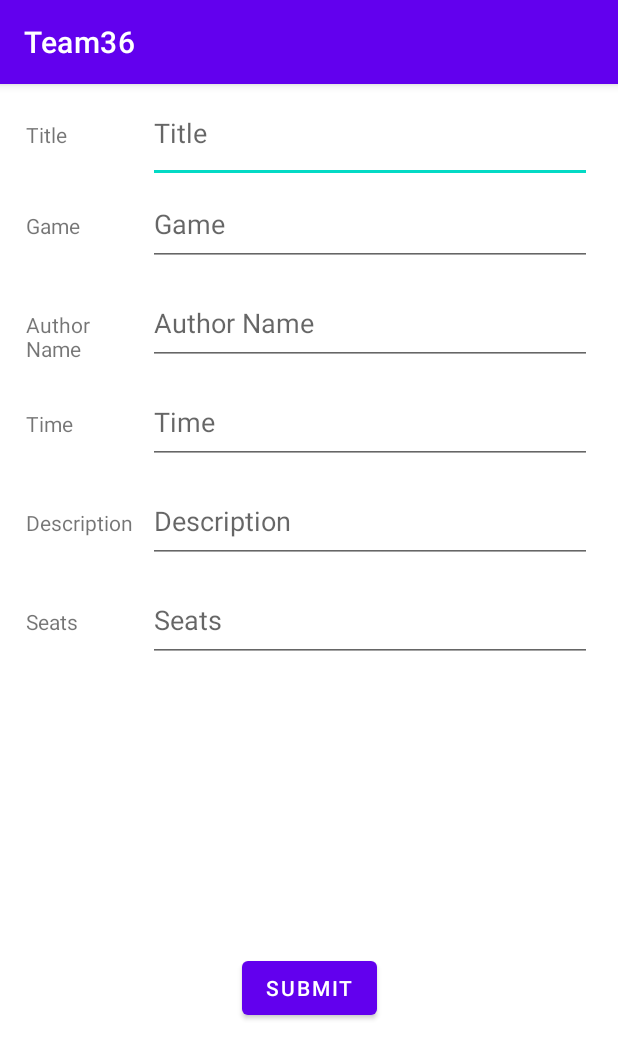
After one commit to bxiao012/Team36, an Android app: the CreatePostActivity screen opened directly, with no data from a screen before it, on a phone screen of 412 x 824 dp. The commit adds this screen. Shown: the top 1059 px of the screen. Run offline under Robolectric (Android 15) with nearby library versions, the phone set to English and light mode, and no system bars.

Commit message:
build create post activity

```diff
--- a/app/build.gradle
+++ b/app/build.gradle
@@ -30,7 +30,8 @@ android {
 
 dependencies {
 
-    implementation 'androidx.appcompat:appcompat:1.2.0'
+//    implementation 'androidx.appcompat:appcompat:1.2.0'
+    implementation 'androidx.appcompat:appcompat:1.3.0-beta01'
     implementation 'com.google.android.material:material:1.6.1'
     implementation 'androidx.constraintlayout:constraintlayout:2.1.4'
     implementation 'com.squareup.okhttp3:logging-interceptor:3.4.1'
@@ -45,4 +46,5 @@ dependencies {
     implementation platform('com.google.firebase:firebase-bom:31.0.2')
     implementation 'com.google.firebase:firebase-analytics'
     implementation 'com.google.android.material:material:1.2.1'
+    implementation "androidx.activity:activity-ktx:1.2.0-alpha03"
 }
--- /dev/null
+++ b/app/src/main/java/edu/northeastern/team36/FinalProject/CreatePostActivity.java
@@ -0,0 +1,56 @@
+package edu.northeastern.team36.FinalProject;
+
+import androidx.appcompat.app.AppCompatActivity;
+
+import android.content.Intent;
+import android.os.Bundle;
+import android.view.View;
+import android.widget.Button;
+import android.widget.EditText;
+
+import edu.northeastern.team36.R;
+
+public class CreatePostActivity extends AppCompatActivity {
+    EditText titleInput;
+    EditText gameInput;
+    EditText authorNameInput;
+    EditText timeInput;
+    EditText descriptionInput;
+    EditText seatsInput;
+    Button submitBtn;
+
+    @Override
+    protected void onCreate(Bundle savedInstanceState) {
+        super.onCreate(savedInstanceState);
+        setContentView(R.layout.activity_create_post);
+
+        titleInput = (EditText) findViewById(R.id.editTextTitle);
+        gameInput = (EditText) findViewById(R.id.editTextGame);
+        authorNameInput = (EditText) findViewById(R.id.editTextAuthorName);
+        timeInput = (EditText) findViewById(R.id.editTextTime);
+        descriptionInput = (EditText) findViewById(R.id.editTextDescription);
+        seatsInput = (EditText) findViewById(R.id.editTextSeats);
+
+        // tap the button to submit the detail and go back
+        submitBtn = (Button) findViewById(R.id.submitButton);
+
+        // pass these info back to final project activity
+        submitBtn.setOnClickListener(new View.OnClickListener() {
+            @Override
+            public void onClick(View v) {
+                Intent intent = new Intent();
+                intent.putExtra("result", new String[]
+                        {timeInput.getText().toString(),
+                        gameInput.getText().toString(),
+                        authorNameInput.getText().toString(),
+                        timeInput.getText().toString(),
+                        descriptionInput.getText().toString(),
+                        seatsInput.getText().toString()});
+                setResult(36, intent);
+
+                // go back
+                CreatePostActivity.super.onBackPressed();
+            }
+        });
+    }
+}
--- a/app/src/main/java/edu/northeastern/team36/FinalProject/FinalProjectActivity.java
+++ b/app/src/main/java/edu/northeastern/team36/FinalProject/FinalProjectActivity.java
@@ -1,11 +1,22 @@
 package edu.northeastern.team36.FinalProject;
 
+import static android.content.ContentValues.TAG;
+import android.content.Intent;
 import android.os.Bundle;
+import android.util.Log;
+import android.view.View;
 import android.widget.Button;
 
+
+import androidx.activity.result.ActivityResult;
+import androidx.activity.result.ActivityResultCallback;
+import androidx.activity.result.ActivityResultLauncher;
+import androidx.activity.result.contract.ActivityResultContracts;
 import androidx.appcompat.app.AppCompatActivity;
 import androidx.recyclerview.widget.LinearLayoutManager;
 import androidx.recyclerview.widget.RecyclerView;
+
+import com.google.android.material.floatingactionbutton.FloatingActionButton;
 
 import java.util.ArrayList;
 
@@ -17,6 +28,10 @@ public class FinalProjectActivity extends AppCompatActivity {
     private PostAdapter postAdapter;
     private ArrayList<Post> postArrayList;
     private String username;
+    private String title, game, authorName, time, description;
+    private int seats;
+
+    FloatingActionButton fab;
 
     @Override
     protected void onCreate(Bundle savedInstanceState) {
@@ -25,12 +40,50 @@ public class FinalProjectActivity extends AppCompatActivity {
 
         username = getIntent().getStringExtra("username");
         postArrayList = new ArrayList<>();
-        Post testPost = new Post("postID", "Kaiwen Zhou", "description: balabala", "Test Post1"
-        , "Genshin Impact", "2022.11.22", 4);
-        Post testPost1 = new Post("postID", "Lu Wang", "description: balabala", "Test Post2"
-                , "Genshin Impact", "2022.11.23", 4);
-        postArrayList.add(testPost);
-        postArrayList.add(testPost1);
+
+        // call back the post details from the createPostActivity
+        ActivityResultLauncher<Intent> activityLauncher = registerForActivityResult(
+                new ActivityResultContracts.StartActivityForResult(),
+                new ActivityResultCallback<ActivityResult>() {
+                    @Override
+                    public void onActivityResult(ActivityResult result) {
+                        Log.d(TAG, "onActivityResult: ");
+                        if (result.getResultCode() == 36) {
+                            Intent intent = result.getData();
+
+                            if(intent != null) {
+//                                 Extract data
+                                String[] data = intent.getStringArrayExtra("result");
+                                title = data[0];
+                                game = data[1];
+                                authorName = data[2];
+                                time = data[3];
+                                description = data[4];
+                                seats = Integer.parseInt(data[5]);
+                                postArrayList.add(new Post("postId", authorName, description, title, game, time, seats));
+                            }
+                        }
+                    }
+                }
+        );
+        // add a new post by clicking the fab
+        fab = (FloatingActionButton) findViewById(R.id.addNewPostFAB);
+        fab.setOnClickListener(new View.OnClickListener() {
+            @Override
+            public void onClick(View v) {
+                Intent intent = new Intent(FinalProjectActivity.this, CreatePostActivity.class);
+                activityLauncher.launch(intent);
+            }
+        });
+
+
+//        Post testPost = new Post("postID", "Kaiwen Zhou", "description: balabala", "Test Post1"
+//        , "Genshin Impact", "2022.11.22", 4);
+//        Post testPost1 = new Post("postID", "Lu Wang", "description: balabala", "Test Post2"
+//                , "Genshin Impact", "2022.11.23", 4);
+//        postArrayList.add(testPost);
+//        postArrayList.add(testPost1);
+
         postRecyclerView = findViewById(R.id.recyclerViewPosts);
         postRecyclerView.setLayoutManager(new LinearLayoutManager(this));
         postAdapter = new PostAdapter(postArrayList, username, this);
--- /dev/null
+++ b/app/src/main/res/layout/activity_create_post.xml
@@ -0,0 +1,164 @@
+<?xml version="1.0" encoding="utf-8"?>
+<androidx.constraintlayout.widget.ConstraintLayout xmlns:android="http://schemas.android.com/apk/res/android"
+    xmlns:app="http://schemas.android.com/apk/res-auto"
+    xmlns:tools="http://schemas.android.com/tools"
+    android:layout_width="match_parent"
+    android:layout_height="match_parent"
+    tools:context=".FinalProject.CreatePostActivity">
+
+    <Button
+        android:id="@+id/submitButton"
+        android:layout_width="wrap_content"
+        android:layout_height="wrap_content"
+        android:text="Submit"
+        app:layout_constraintBottom_toBottomOf="parent"
+        app:layout_constraintEnd_toEndOf="parent"
+        app:layout_constraintStart_toStartOf="parent"
+        app:layout_constraintTop_toBottomOf="@+id/linearLayout" />
+
+    <LinearLayout
+        android:id="@+id/linearLayout"
+        android:layout_width="377dp"
+        android:layout_height="437dp"
+        android:orientation="vertical"
+        app:layout_constraintEnd_toEndOf="parent"
+        app:layout_constraintStart_toStartOf="parent"
+        app:layout_constraintTop_toTopOf="parent">
+
+        <LinearLayout
+            android:layout_width="match_parent"
+            android:layout_height="66dp"
+            android:orientation="horizontal">
+
+            <TextView
+                android:id="@+id/getTitleTv"
+                android:layout_width="50dp"
+                android:layout_height="wrap_content"
+                android:layout_weight="1"
+                android:text="Title" />
+
+            <EditText
+                android:id="@+id/editTextTitle"
+                android:layout_width="264dp"
+                android:layout_height="match_parent"
+                android:layout_weight="1"
+                android:ems="10"
+                android:inputType="text"
+                android:hint="Title" />
+        </LinearLayout>
+
+        <LinearLayout
+            android:layout_width="match_parent"
+            android:layout_height="66dp"
+            android:orientation="horizontal">
+
+            <TextView
+                android:id="@+id/getGameTv"
+                android:layout_width="50dp"
+                android:layout_height="wrap_content"
+                android:layout_weight="1"
+                android:text="Game" />
+
+            <EditText
+                android:id="@+id/editTextGame"
+                android:layout_width="264dp"
+                android:layout_height="55dp"
+                android:layout_weight="1"
+                android:ems="10"
+                android:inputType="text"
+                android:hint="Game" />
+
+        </LinearLayout>
+
+        <LinearLayout
+            android:layout_width="match_parent"
+            android:layout_height="66dp"
+            android:orientation="horizontal">
+
+            <TextView
+                android:id="@+id/getAuthorNameTv"
+                android:layout_width="50dp"
+                android:layout_height="wrap_content"
+                android:layout_weight="1"
+                android:text="Author Name" />
+
+            <EditText
+                android:id="@+id/editTextAuthorName"
+                android:layout_width="264dp"
+                android:layout_height="55dp"
+                android:layout_weight="1"
+                android:ems="10"
+                android:inputType="textPersonName"
+                android:hint="Author Name" />
+
+        </LinearLayout>
+
+        <LinearLayout
+            android:layout_width="match_parent"
+            android:layout_height="66dp"
+            android:orientation="horizontal">
+
+            <TextView
+                android:id="@+id/getTimeTv"
+                android:layout_width="50dp"
+                android:layout_height="wrap_content"
+                android:layout_weight="1"
+                android:text="Time" />
+
+            <EditText
+                android:id="@+id/editTextTime"
+                android:layout_width="264dp"
+                android:layout_height="55dp"
+                android:layout_weight="1"
+                android:ems="10"
+                android:inputType="time"
+                android:hint="Time" />
+
+        </LinearLayout>
+
+        <LinearLayout
+            android:layout_width="match_parent"
+            android:layout_height="66dp"
+            android:orientation="horizontal">
+
+            <TextView
+                android:id="@+id/getDescriptionTv"
+                android:layout_width="50dp"
+                android:layout_height="wrap_content"
+                android:layout_weight="1"
+                android:text="Description" />
+
+            <EditText
+                android:id="@+id/editTextDescription"
+                android:layout_width="264dp"
+                android:layout_height="55dp"
+                android:layout_weight="1"
+                android:ems="10"
+                android:inputType="textPersonName"
+                android:hint="Description" />
+
+        </LinearLayout>
+
+        <LinearLayout
+            android:layout_width="match_parent"
+            android:layout_height="66dp"
+            android:orientation="horizontal">
+
+            <TextView
+                android:id="@+id/getSeatsTv"
+                android:layout_width="50dp"
+                android:layout_height="wrap_content"
+                android:layout_weight="1"
+                android:text="Seats" />
+
+            <EditText
+                android:id="@+id/editTextSeats"
+                android:layout_width="264dp"
+                android:layout_height="55dp"
+                android:layout_weight="1"
+                android:ems="10"
+                android:inputType="number"
+                android:hint="Seats" />
+        </LinearLayout>
+    </LinearLayout>
+</androidx.constraintlayout.widget.ConstraintLayout>
--- a/app/src/main/res/layout/activity_final_project.xml
+++ b/app/src/main/res/layout/activity_final_project.xml
@@ -23,4 +23,17 @@
         android:layout_marginBottom="25dp"
         android:text="Navigation Bar" />
 
+    <com.google.android.material.floatingactionbutton.FloatingActionButton
+        android:id="@+id/addNewPostFAB"
+        android:layout_width="wrap_content"
+        android:layout_height="wrap_content"
+        android:layout_above="@+id/textView9"
+        android:layout_alignParentStart="true"
+        android:layout_alignParentEnd="true"
+        android:layout_marginStart="331dp"
+        android:layout_marginEnd="30dp"
+        android:layout_marginBottom="8dp"
+        android:clickable="true"
+        app:srcCompat="@android:drawable/ic_input_add" />
+
 </RelativeLayout>
```
Also changed, not shown: app/src/main/AndroidManifest.xml (+9 -2 lines).
